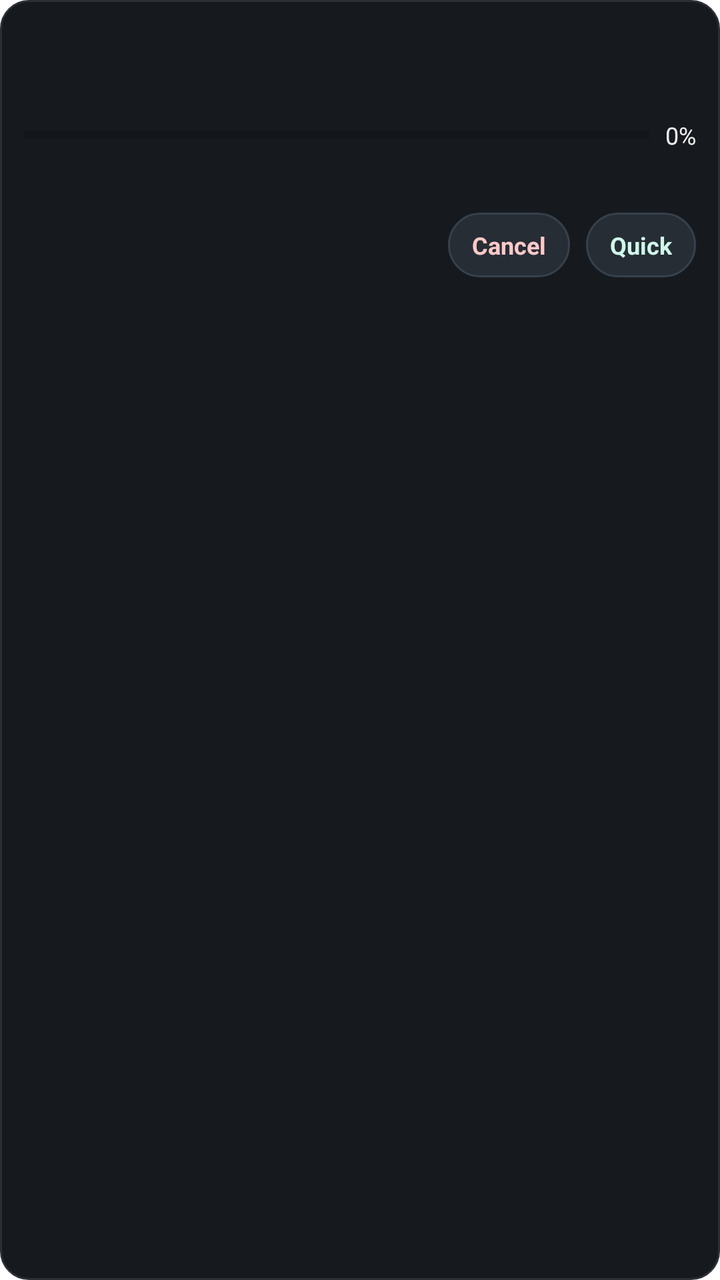
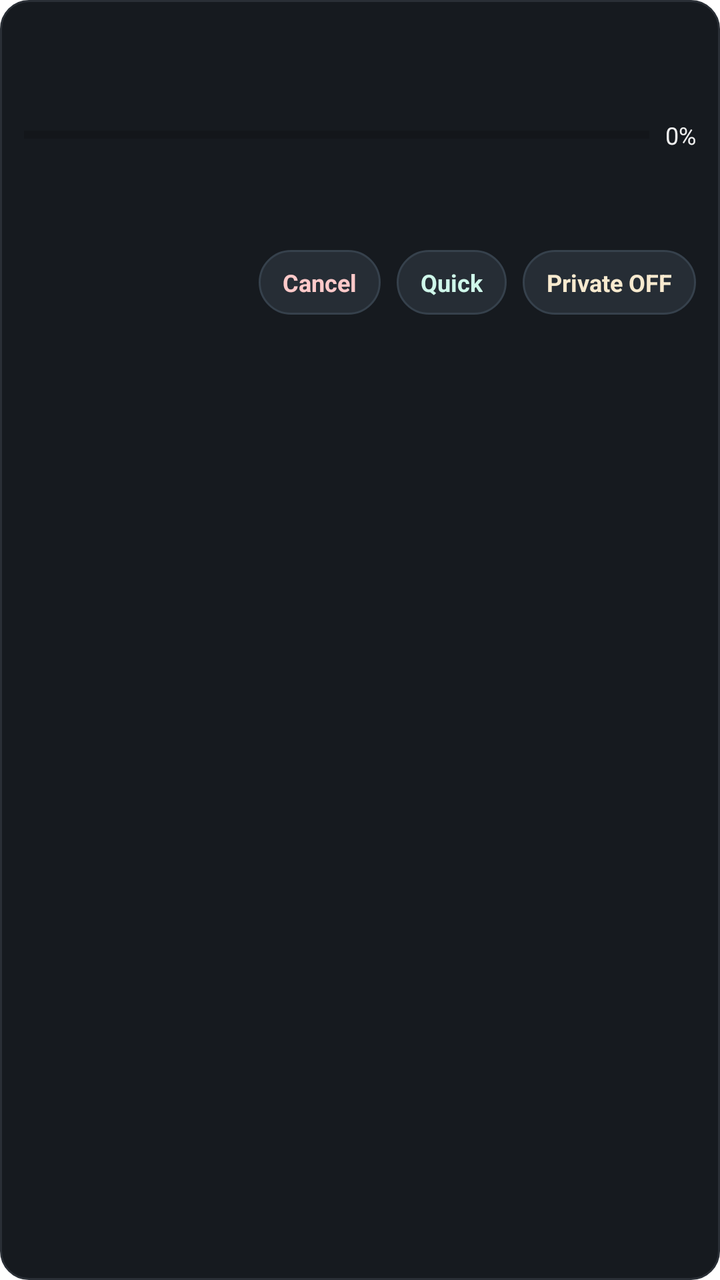

Two renders of the same Android screen: before a commit and after it. Below are the layout's source before the change and the commit's diff.
<!-- AndroidManifest.xml: fallback theme Theme.MaterialComponents.DayNight.NoActionBar -->
<!-- res/layout/local_downloader_notification_expanded.xml -->
<?xml version="1.0" encoding="utf-8"?>
<LinearLayout xmlns:android="http://schemas.android.com/apk/res/android"
  android:id="@+id/notification_root"
  android:layout_width="match_parent"
  android:layout_height="wrap_content"
  android:orientation="vertical"
  android:padding="12dp"
  android:background="@drawable/local_downloader_notification_card">

  <TextView
    android:id="@+id/notification_title"
    android:layout_width="match_parent"
    android:layout_height="wrap_content"
    android:textColor="#F7F7F7"
    android:textSize="14sp"
    android:textStyle="bold"
    android:maxLines="1"
    android:ellipsize="end" />

  <TextView
    android:id="@+id/notification_subtitle"
    android:layout_width="match_parent"
    android:layout_height="wrap_content"
    android:layout_marginTop="4dp"
    android:textColor="#D5D5D5"
    android:textSize="12sp"
    android:maxLines="2"
    android:ellipsize="end" />

  <LinearLayout
    android:layout_width="match_parent"
    android:layout_height="wrap_content"
    android:layout_marginTop="8dp"
    android:orientation="horizontal"
    android:gravity="center_vertical">

    <ProgressBar
      android:id="@+id/notification_progress"
      style="?android:attr/progressBarStyleHorizontal"
      android:layout_width="0dp"
      android:layout_height="8dp"
      android:layout_weight="1"
      android:max="100"
      android:progress="0"
      android:progressTint="#4FD1A5"
      android:indeterminateTint="#4FD1A5" />

    <TextView
      android:id="@+id/notification_progress_text"
      android:layout_width="wrap_content"
      android:layout_height="wrap_content"
      android:layout_marginStart="8dp"
      android:textColor="#EFEFEF"
      android:textSize="12sp"
      android:text="0%" />
  </LinearLayout>

  <TextView
    android:id="@+id/notification_queue"
    android:layout_width="match_parent"
    android:layout_height="wrap_content"
    android:layout_marginTop="6dp"
    android:textColor="#BDBDBD"
    android:textSize="11sp"
    android:maxLines="1"
    android:ellipsize="end" />

  <LinearLayout
    android:layout_width="match_parent"
    android:layout_height="wrap_content"
    android:layout_marginTop="10dp"
    android:orientation="horizontal"
    android:gravity="end">

    <TextView
      android:id="@+id/notification_action_cancel"
      android:layout_width="wrap_content"
      android:layout_height="wrap_content"
      android:background="@drawable/local_downloader_notification_button"
      android:paddingHorizontal="12dp"
      android:paddingVertical="8dp"
      android:text="Cancel"
      android:textColor="#FFC9C9"
      android:textSize="12sp"
      android:textStyle="bold" />

    <TextView
      android:id="@+id/notification_action_quick"
      android:layout_width="wrap_content"
      android:layout_height="wrap_content"
      android:layout_marginStart="8dp"
      android:background="@drawable/local_downloader_notification_button"
      android:paddingHorizontal="12dp"
      android:paddingVertical="8dp"
      android:text="Quick"
      android:textColor="#CFF8EA"
      android:textSize="12sp"
      android:textStyle="bold" />
  </LinearLayout>
</LinearLayout>
<!-- resources referenced by this layout -->
<resources>
  <!-- drawable local_downloader_notification_button (drawable) -->
  <?xml version="1.0" encoding="utf-8"?>
  <shape xmlns:android="http://schemas.android.com/apk/res/android" android:shape="rectangle">
    <solid android:color="#262D35" />
    <corners android:radius="999dp" />
    <stroke android:width="1dp" android:color="#36414C" />
  </shape>
  <!-- drawable local_downloader_notification_card (drawable) -->
  <?xml version="1.0" encoding="utf-8"?>
  <shape xmlns:android="http://schemas.android.com/apk/res/android" android:shape="rectangle">
    <solid android:color="#161A1F" />
    <corners android:radius="14dp" />
    <stroke android:width="1dp" android:color="#2A2F36" />
  </shape>
</resources>

<!-- the commit's change to res/layout/local_downloader_notification_expanded.xml (unified diff, before → after) -->
@@ -65,6 +65,16 @@
     android:maxLines="1"
     android:ellipsize="end" />
 
+  <TextView
+    android:id="@+id/notification_mode"
+    android:layout_width="match_parent"
+    android:layout_height="wrap_content"
+    android:layout_marginTop="4dp"
+    android:textColor="#BDBDBD"
+    android:textSize="11sp"
+    android:maxLines="1"
+    android:ellipsize="end" />
+
   <LinearLayout
     android:layout_width="match_parent"
     android:layout_height="wrap_content"
@@ -96,5 +106,18 @@
       android:textColor="#CFF8EA"
       android:textSize="12sp"
       android:textStyle="bold" />
+
+    <TextView
+      android:id="@+id/notification_action_private"
+      android:layout_width="wrap_content"
+      android:layout_height="wrap_content"
+      android:layout_marginStart="8dp"
+      android:background="@drawable/local_downloader_notification_button"
+      android:paddingHorizontal="12dp"
+      android:paddingVertical="8dp"
+      android:text="Private OFF"
+      android:textColor="#F8EACF"
+      android:textSize="12sp"
+      android:textStyle="bold" />
   </LinearLayout>
 </LinearLayout>
